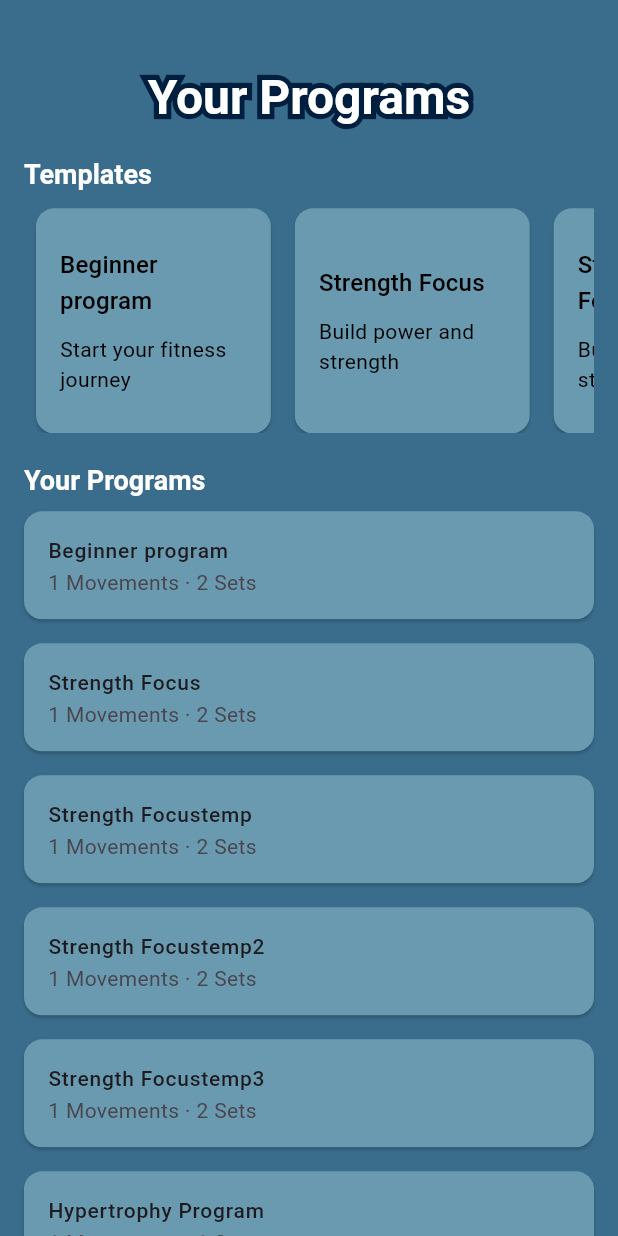
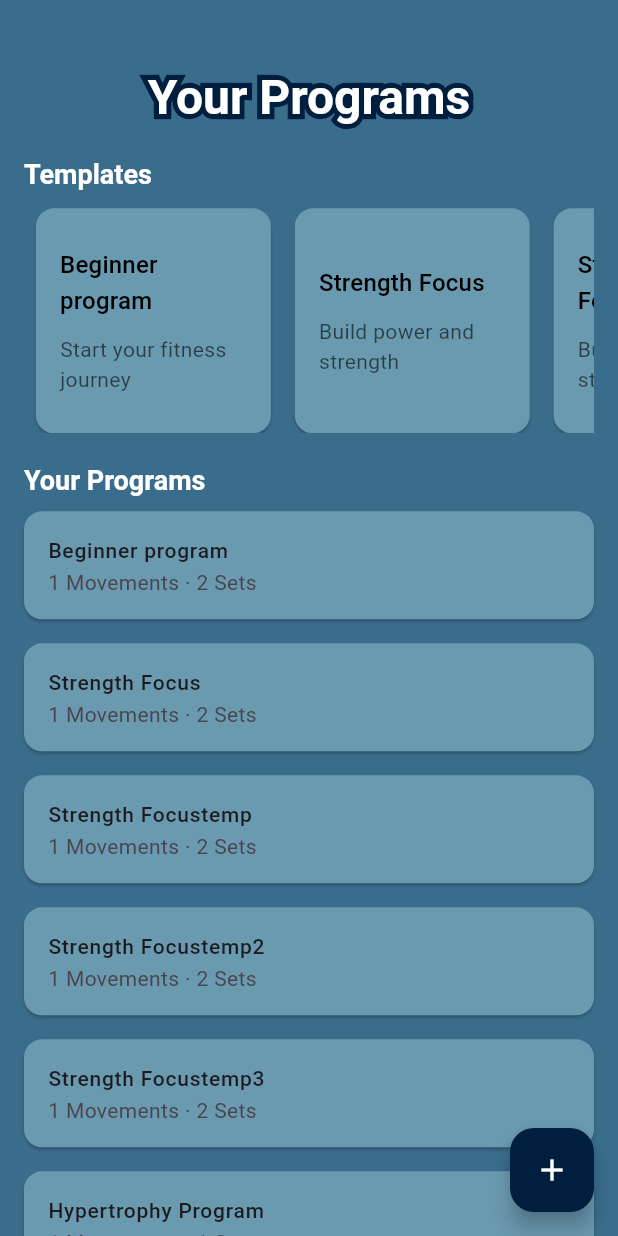
Before and after one commit to namaelsan/stronger, a Flutter app: the ProgramsPage screen opened directly, on a phone screen of 412 x 824 dp. Run offline on Flutter 3.47's test engine with Material 3 defaults, Android fonts, the phone set to English and light mode, and no system bars.

Commit message:
floating action bar

```diff
--- a/lib/Programs/programs.dart
+++ b/lib/Programs/programs.dart
@@ -19,11 +19,11 @@ class _ProgramsPageState extends State<ProgramsPage> {
   //   {"title": "Hypertrophy Plan", "description": "For muscle growth"},
   // ];
 
-  final List<Map<String, dynamic>> userPrograms = [
-    {"title": "Custom Plan A", "movements": 12, "sets": 40},
-    {"title": "Leg Day Special", "movements": 8, "sets": 25},
-    {"title": "Upper Body Blitz", "movements": 10, "sets": 30},
-  ];
+  // final List<Map<String, dynamic>> userPrograms = [
+  //   {"title": "Custom Plan A", "movements": 12, "sets": 40},
+  //   {"title": "Leg Day Special", "movements": 8, "sets": 25},
+  //   {"title": "Upper Body Blitz", "movements": 10, "sets": 30},
+  // ];
 
   var templatePrograms = [
     Program("Beginner program",
@@ -78,6 +78,16 @@ class _ProgramsPageState extends State<ProgramsPage> {
     var screenSize = MediaQuery.of(context).size;
 
     return Scaffold(
+      floatingActionButton: FloatingActionButton(
+        onPressed: () {
+          Navigator.push(context,
+              MaterialPageRoute(builder: (context) => CreateProgramsPage()));
+        },
+        child: Icon(
+          Icons.add,
+          color: Colors.white,
+        ),
+      ),
       body: SingleChildScrollView(
         child: Padding(
           padding: EdgeInsets.all(16.0),
@@ -119,7 +129,18 @@ class _ProgramsPageState extends State<ProgramsPage> {
                   scrollDirection: Axis.horizontal,
                   itemCount: templatePrograms.length,
                   itemBuilder: (context, index) {
-                    return Card(
+                    return GestureDetector(
+                      onTap: () {
+                        // print('Tapped on: ${templatePrograms[index].title}');
+                        Navigator.push(
+                          context,
+                          MaterialPageRoute(
+                            builder: (context) => CreateProgramsPage(
+                                program: templatePrograms[index]),
+                          ),
+                        );
+                      },
+                      child: Card(
                         margin: EdgeInsets.symmetric(horizontal: 8.0),
                         child: Container(
                           width: screenSize.width * 0.38,
@@ -142,15 +163,18 @@ class _ProgramsPageState extends State<ProgramsPage> {
                                 style: Theme.of(context)
                                     .textTheme
                                     .bodyMedium
-                                  ?.copyWith(color: Colors.black),
+                                    ?.copyWith(
+                                        color: Colors.black.withOpacity(0.6)),
                               ),
                             ],
+                          ),
                         ),
                       ),
                     );
                   },
                 ),
               ),
+
               SizedBox(height: 20),
               // User Programs Section
               Text(
--- a/lib/mainMenu.dart
+++ b/lib/mainMenu.dart
@@ -37,7 +37,7 @@ class _MainMenuState extends State<MainMenu>{
             });
           },
           items: [
-            BottomNavigationBarItem(icon: Icon(Icons.home),label: "Programs"),
+            BottomNavigationBarItem(icon: Icon(Icons.home), label: "Programs"),
             BottomNavigationBarItem(icon: Icon(Icons.home),label: "Graphs"),
             BottomNavigationBarItem(icon: Icon(Icons.home),label: "Settings"),
           ],
--- a/lib/mylib.dart
+++ b/lib/mylib.dart
@@ -20,6 +20,7 @@ class AppTheme{
     inputDecorationTheme: _InputDecorationTheme.myInputDecorationTheme,
     bottomNavigationBarTheme: _BottomNavigationBarThemeData.myBottomNavigationBarThemeData,
     cardTheme: _CardTheme.myCardTheme,
+    floatingActionButtonTheme: _FloatingActionButtonTheme.myFloatingActionButtonThemeData,
   );
 }
 
@@ -136,3 +137,14 @@ class _CardTheme{
     color: AppTheme.colorLight2
   );
 }
+
+class _FloatingActionButtonTheme{
+  _FloatingActionButtonTheme._();
+
+  static FloatingActionButtonThemeData myFloatingActionButtonThemeData = FloatingActionButtonThemeData(
+    backgroundColor: AppTheme.colorDark1,
+    shape: RoundedRectangleBorder(
+      borderRadius: BorderRadius.circular(16),
+    ),
+  );
+}
```
Lines whose indentation alone changed are shown as unchanged.
